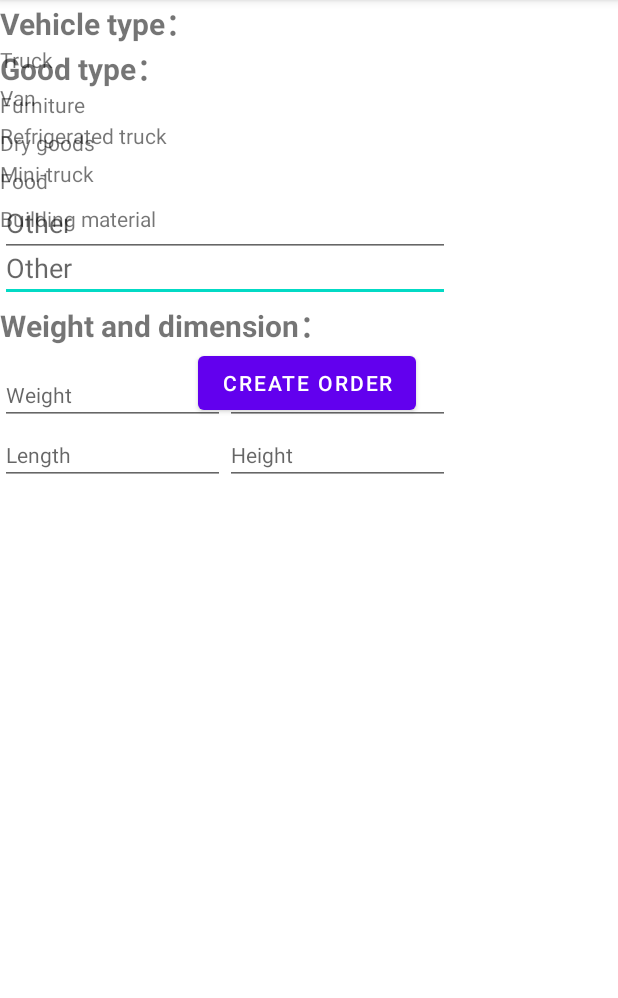
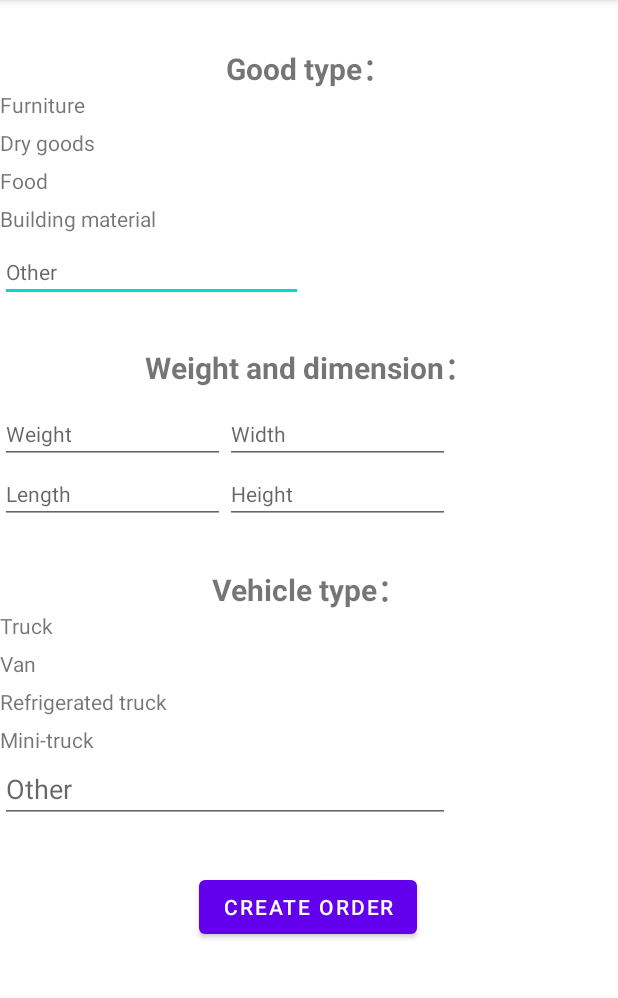
Before and after one commit to gongzir1/gongzir, an Android app: the add_new_delivery_order screen opened directly, with no data from a screen before it, on a phone screen of 412 x 824 dp, the part 84-1082 px from its top. Run offline under Robolectric (Android 15) with nearby library versions, the phone set to English and light mode, and no system bars.

Commit message:
modify add order page

```diff
--- a/app/src/main/res/layout/activity_add_new_delivery_order.xml
+++ b/app/src/main/res/layout/activity_add_new_delivery_order.xml
@@ -16,61 +16,63 @@
         app:layout_constraintTop_toTopOf="parent">
 
         <TextView
-            android:layout_width="wrap_content"
+            android:layout_width="match_parent"
             android:layout_height="wrap_content"
             android:text="Good type："
+            android:textAlignment="center"
             android:textSize="20sp"
             android:textStyle="bold"></TextView>
 
         <TextView
-            android:layout_width="wrap_content"
+            android:id="@+id/C1"
+            android:layout_width="80dp"
             android:layout_height="25dp"
-            android:text="Furniture"
-            android:id="@+id/C1"
-            ></TextView>
+            android:text="Furniture"></TextView>
 
         <TextView
-            android:layout_width="wrap_content"
+            android:id="@+id/C2"
+            android:layout_width="80dp"
             android:layout_height="25dp"
-            android:text="Dry goods"
-            android:id="@+id/C2"
-            ></TextView>
+            android:text="Dry goods"></TextView>
 
         <TextView
-            android:layout_width="wrap_content"
+            android:id="@+id/C3"
+            android:layout_width="80dp"
             android:layout_height="25dp"
-            android:text="Food"
-            android:id="@+id/C3"></TextView>
+            android:text="Food"></TextView>
 
         <TextView
-            android:layout_width="wrap_content"
+            android:id="@+id/C4"
+            android:layout_width="200dp"
             android:layout_height="25dp"
-            android:text="Building material"
-            android:id="@+id/C4"></TextView>
+            android:text="Building material"></TextView>
 
         <EditText
-            android:layout_width="300dp"
-            android:layout_height="40dp"
+            android:id="@+id/E1"
+            android:layout_width="202dp"
+            android:layout_height="wrap_content"
             android:hint="Other"
-            android:id="@+id/E1"
 
-            ></EditText>
+            android:textSize="14sp"></EditText>
     </LinearLayout>
 
     <LinearLayout
+        android:id="@+id/linearLayout2"
         android:layout_width="match_parent"
         android:layout_height="wrap_content"
+        android:layout_marginTop="28dp"
+        android:orientation="vertical"
         app:layout_constraintStart_toStartOf="parent"
-        app:layout_constraintTop_toBottomOf="@+id/linearLayout"
-        android:orientation="vertical">
+        app:layout_constraintTop_toBottomOf="@+id/linearLayout">
 
         <TextView
-            android:layout_width="261dp"
-            android:layout_height="42dp"
+            android:layout_width="match_parent"
+            android:layout_height="40dp"
             android:text="Weight and dimension："
-            android:textAlignment="textStart"
+            android:textAlignment="center"
             android:textSize="20sp"
             android:textStyle="bold" />
+
         <LinearLayout
             android:layout_width="wrap_content"
             android:layout_height="wrap_content">
@@ -90,6 +92,7 @@
                 android:textSize="14sp" />
 
         </LinearLayout>
+
         <LinearLayout
             android:layout_width="wrap_content"
             android:layout_height="wrap_content">
@@ -116,38 +119,40 @@
         android:id="@+id/linear"
         android:layout_width="match_parent"
         android:layout_height="wrap_content"
+        android:layout_marginTop="28dp"
         android:orientation="vertical"
         app:layout_constraintStart_toStartOf="parent"
-        tools:layout_editor_absoluteY="325dp">
+        app:layout_constraintTop_toBottomOf="@+id/linearLayout2">
 
         <TextView
-            android:layout_width="136dp"
+            android:layout_width="match_parent"
             android:layout_height="wrap_content"
             android:text="Vehicle type："
+            android:textAlignment="center"
             android:textSize="20sp"
             android:textStyle="bold"></TextView>
 
         <TextView
             android:id="@+id/C5"
-            android:layout_width="wrap_content"
+            android:layout_width="80dp"
             android:layout_height="25dp"
             android:text="Truck"></TextView>
 
         <TextView
             android:id="@+id/C6"
-            android:layout_width="wrap_content"
+            android:layout_width="80dp"
             android:layout_height="25dp"
             android:text="Van"></TextView>
 
         <TextView
             android:id="@+id/C7"
-            android:layout_width="wrap_content"
+            android:layout_width="200dp"
             android:layout_height="25dp"
             android:text="Refrigerated truck"></TextView>
 
         <TextView
             android:id="@+id/C8"
-            android:layout_width="wrap_content"
+            android:layout_width="80dp"
             android:layout_height="25dp"
             android:text="Mini-truck"></TextView>
 
@@ -160,14 +165,17 @@
     </LinearLayout>
 
     <Button
+        android:id="@+id/createOrderBtn"
         android:layout_width="wrap_content"
         android:layout_height="wrap_content"
-        android:layout_marginStart="132dp"
-        android:layout_marginTop="60dp"
+        android:layout_marginTop="32dp"
         android:text="Create order"
+        app:layout_constraintBottom_toBottomOf="parent"
+        app:layout_constraintEnd_toEndOf="parent"
+        app:layout_constraintHorizontal_bias="0.498"
         app:layout_constraintStart_toStartOf="parent"
         app:layout_constraintTop_toBottomOf="@+id/linear"
-        android:id="@+id/createOrderBtn"></Button>
+        app:layout_constraintVertical_bias="0.0"></Button>
 
 
 </androidx.constraintlayout.widget.ConstraintLayout>
```
